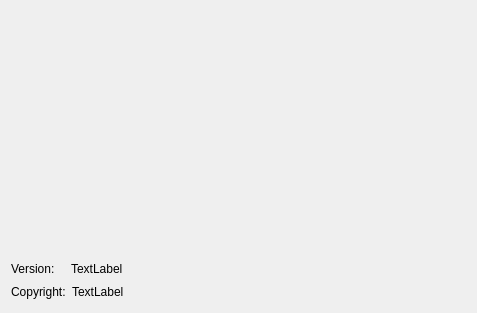
andrascii/RiveSolutions_SEO_Spider, file quickiewebbot/ui/splash_screen_widget.ui: the form before one commit.
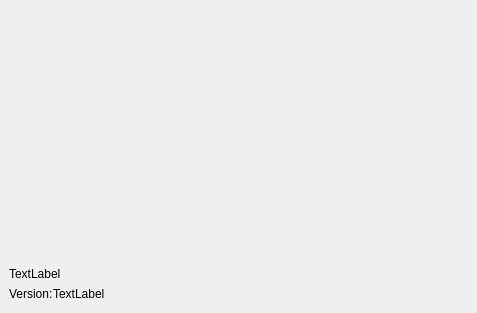
The form after the commit.

Commit message: Изменен splash screen

Diff of the .ui file:
```diff
--- a/quickiewebbot/ui/splash_screen_widget.ui
+++ b/quickiewebbot/ui/splash_screen_widget.ui
@@ -10,8 +10,23 @@
     <height>313</height>
    </rect>
   </property>
-  <layout class="QGridLayout" name="gridLayout">
-   <item row="0" column="0">
+  <layout class="QVBoxLayout" name="verticalLayout">
+   <property name="spacing">
+    <number>0</number>
+   </property>
+   <property name="leftMargin">
+    <number>9</number>
+   </property>
+   <property name="topMargin">
+    <number>9</number>
+   </property>
+   <property name="rightMargin">
+    <number>9</number>
+   </property>
+   <property name="bottomMargin">
+    <number>9</number>
+   </property>
+   <item>
     <spacer name="verticalSpacer">
      <property name="orientation">
       <enum>Qt::Vertical</enum>
@@ -24,8 +39,17 @@
      </property>
     </spacer>
    </item>
-   <item row="2" column="1">
-    <spacer name="horizontalSpacer">
+   <item>
+    <layout class="QHBoxLayout" name="horizontalLayout_3">
+     <item>
+      <widget class="QLabel" name="messageText">
+       <property name="text">
+        <string>TextLabel</string>
+       </property>
+      </widget>
+     </item>
+     <item>
+      <spacer name="horizontalSpacer_3">
      <property name="orientation">
       <enum>Qt::Horizontal</enum>
      </property>
@@ -37,7 +61,9 @@
      </property>
     </spacer>
    </item>
-   <item row="1" column="0">
+    </layout>
+   </item>
+   <item>
     <layout class="QHBoxLayout" name="horizontalLayout_2">
      <item>
       <widget class="QLabel" name="label">
@@ -53,23 +79,18 @@
        </property>
       </widget>
      </item>
-    </layout>
-   </item>
-   <item row="2" column="0">
-    <layout class="QHBoxLayout" name="horizontalLayout">
      <item>
-      <widget class="QLabel" name="label_2">
-       <property name="text">
-        <string>Copyright:</string>
+      <spacer name="horizontalSpacer">
+       <property name="orientation">
+        <enum>Qt::Horizontal</enum>
        </property>
-      </widget>
-     </item>
-     <item>
-      <widget class="QLabel" name="copyrightText">
-       <property name="text">
-        <string>TextLabel</string>
+       <property name="sizeHint" stdset="0">
+        <size>
+         <width>40</width>
+         <height>20</height>
+        </size>
        </property>
-      </widget>
+      </spacer>
      </item>
     </layout>
    </item>
```
Lines whose indentation alone changed are shown as unchanged. The commit also changes 12 other files.
